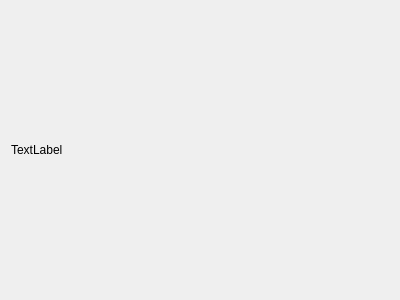
This is src/qmapshack/realtime/IRtWorkspace.ui in Maproom/qmapshack as Qt 5 draws it before an edit. The edited form follows.
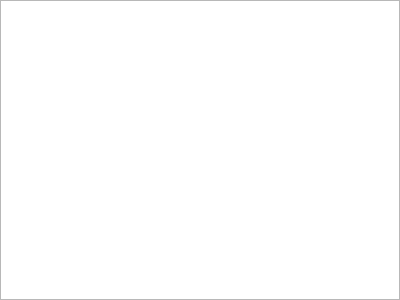
This is the edited form.

Commit message: Add placeholder class for OpenSky realtime item

```diff
--- a/src/qmapshack/realtime/IRtWorkspace.ui
+++ b/src/qmapshack/realtime/IRtWorkspace.ui
@@ -14,11 +14,36 @@
    <string>Form</string>
   </property>
   <layout class="QVBoxLayout" name="verticalLayout">
+   <property name="spacing">
+    <number>3</number>
+   </property>
+   <property name="leftMargin">
+    <number>0</number>
+   </property>
+   <property name="topMargin">
+    <number>0</number>
+   </property>
+   <property name="rightMargin">
+    <number>0</number>
+   </property>
+   <property name="bottomMargin">
+    <number>0</number>
+   </property>
    <item>
-    <widget class="QLabel" name="label">
-     <property name="text">
-      <string>TextLabel</string>
-     </property>
+    <widget class="QTreeWidget" name="treeWidget">
+     <attribute name="headerVisible">
+      <bool>false</bool>
+     </attribute>
+     <column>
+      <property name="text">
+       <string notr="true"/>
+      </property>
+     </column>
+     <column>
+      <property name="text">
+       <string/>
+      </property>
+     </column>
     </widget>
    </item>
   </layout>
```
The commit also changes 13 other files.
